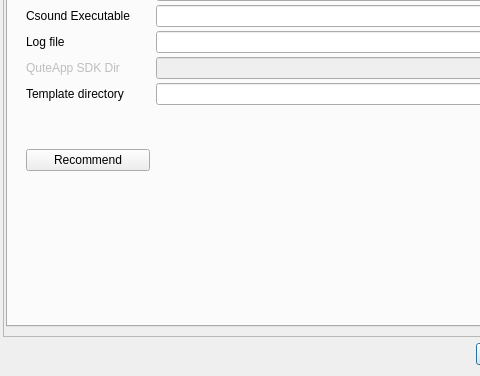
Above: src/configdialog.ui from CsoundQt/CsoundQt before the change; both pictures show x 0 to 480 and y 360 to 736 of the 719 by 736 pixel window. Below: the same form after it.
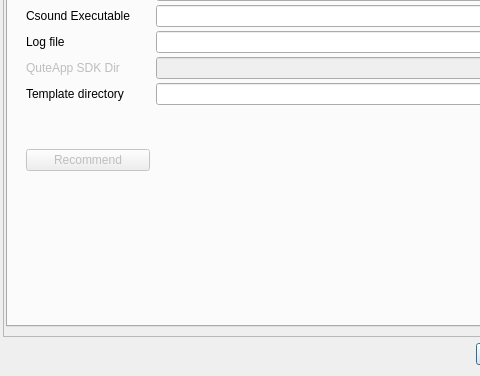
That is the form after the change. The open tabs and pages were chosen to show the change. Icons and pictures are not drawn.

Commit message: disable recommend as it seems to cause more problems than solutions

Patch:
```diff
--- a/src/configdialog.ui
+++ b/src/configdialog.ui
@@ -2810,6 +2810,9 @@
                 </item>
                 <item row="19" column="0">
                  <widget class="QPushButton" name="envirRecommendButton">
+                  <property name="enabled">
+                   <bool>false</bool>
+                  </property>
                   <property name="toolTip">
                    <string>&lt;html&gt;&lt;head/&gt;&lt;body&gt;&lt;p&gt;Set recommended values for some of the environment variables, according to the platform used. &lt;/p&gt;&lt;/body&gt;&lt;/html&gt;</string>
                   </property>
```
Left out of the diff: 2 changed lines with no effect on the pictures.
